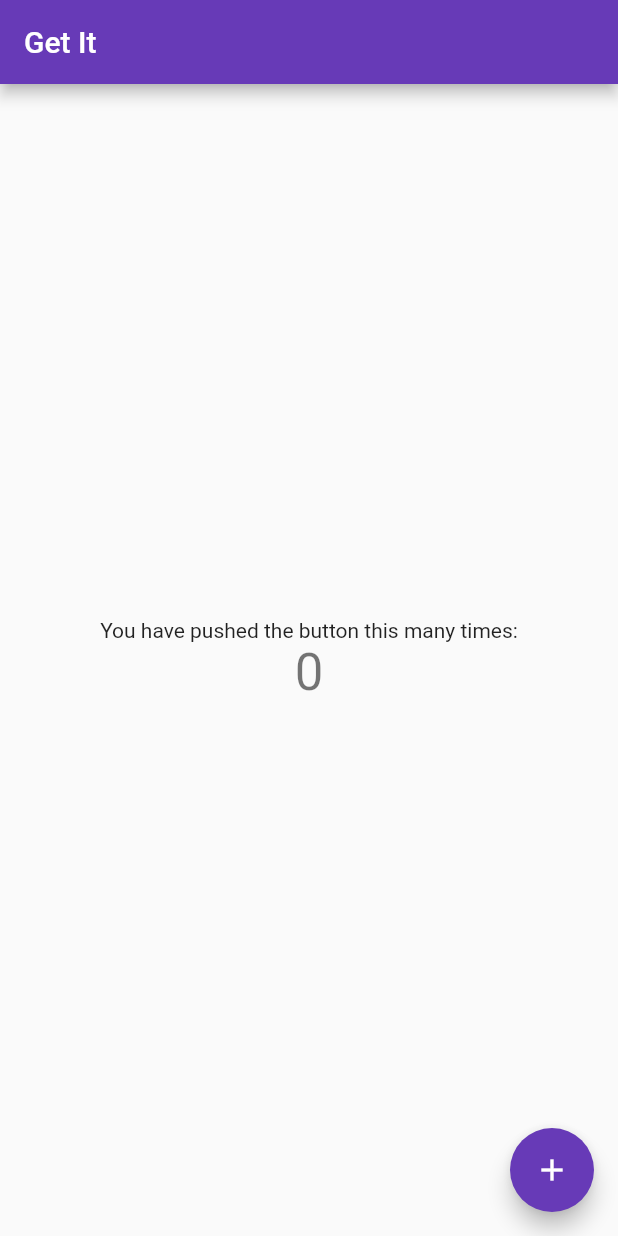
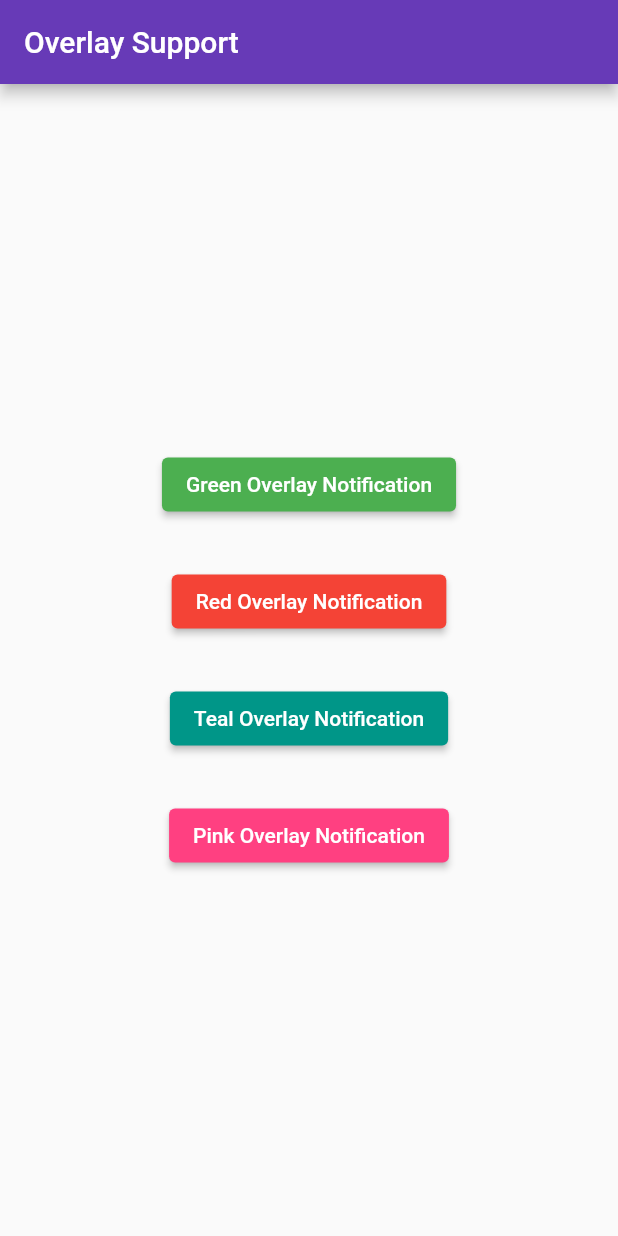
Before and after one commit to md-siam/package_of_the_day, a Flutter app: the screen it shows after launch, on a phone screen of 412 x 824 dp. Run offline on Flutter 3.47's test engine with Material 2 defaults, Android fonts, the phone set to English and light mode, and no system bars; drawn by our look-alikes of overlay_support; our stand-ins replace audio_video_progress_bar, audioplayers, avatar_glow, chewie, clay_containers, confetti and 37 more; missing offline and left inert: aurora, cube_transition_plus, day_night_switcher, day_night_time_picker, flutter_carousel_slider, flutter_settings_ui and 6 more.

Commit message:
overlay_support

```diff
--- /dev/null
+++ b/lib/60_overlay_support/overlay_support.dart
@@ -0,0 +1,84 @@
+import 'package:flutter/material.dart';
+import 'package:overlay_support/overlay_support.dart';
+
+import 'utils.dart';
+
+class MyOverlaySupport extends StatelessWidget {
+  const MyOverlaySupport({Key? key}) : super(key: key);
+
+  @override
+  Widget build(BuildContext context) {
+    return OverlaySupport(
+      child: MaterialApp(
+        title: 'Overlay Support',
+        debugShowCheckedModeBanner: false,
+        theme: ThemeData(primarySwatch: Colors.deepPurple),
+        home: const OverlaySupportHomePage(),
+      ),
+    );
+  }
+}
+
+class OverlaySupportHomePage extends StatelessWidget {
+  const OverlaySupportHomePage({Key? key}) : super(key: key);
+
+  @override
+  Widget build(BuildContext context) {
+    return Scaffold(
+      appBar: AppBar(title: const Text('Overlay Support')),
+      body: Center(
+        child: Column(
+          mainAxisAlignment: MainAxisAlignment.center,
+          children: [
+            ElevatedButton(
+                child: const Text('Green Overlay Notification'),
+                style: ElevatedButton.styleFrom(primary: Colors.green),
+                onPressed: () {
+                  Utils.showTopSnackBar(
+                    context,
+                    'Green Overlay Notification',
+                    Colors.green,
+                  );
+                }),
+            const SizedBox(height: 30),
+            ElevatedButton(
+              child: const Text('Red Overlay Notification'),
+              style: ElevatedButton.styleFrom(primary: Colors.red),
+              onPressed: () {
+                Utils.showTopSnackBar(
+                  context,
+                  'Red Overlay Notification',
+                  Colors.red,
+                );
+              },
+            ),
+            const SizedBox(height: 30),
+            ElevatedButton(
+              child: const Text('Teal Overlay Notification'),
+              style: ElevatedButton.styleFrom(primary: Colors.teal),
+              onPressed: () {
+                Utils.showTopSnackBar(
+                  context,
+                  'Teal Overlay Notification',
+                  Colors.teal,
+                );
+              },
+            ),
+            const SizedBox(height: 30),
+            ElevatedButton(
+              child: const Text('Pink Overlay Notification'),
+              style: ElevatedButton.styleFrom(primary: Colors.pinkAccent),
+              onPressed: () {
+                Utils.showTopSnackBar(
+                  context,
+                  'Pink Overlay Notification',
+                  Colors.pinkAccent,
+                );
+              },
+            ),
+          ],
+        ),
+      ),
+    );
+  }
+}
--- /dev/null
+++ b/lib/60_overlay_support/utils.dart
@@ -0,0 +1,15 @@
+import 'package:flutter/material.dart';
+import 'package:overlay_support/overlay_support.dart';
+
+class Utils {
+  static void showTopSnackBar(
+    BuildContext context,
+    String message,
+    Color color,
+  ) =>
+      showSimpleNotification(
+        const Text('Notification!!'),
+        subtitle: Text(message),
+        background: color,
+      );
+}
--- a/lib/main.dart
+++ b/lib/main.dart
@@ -78,7 +78,8 @@ class MyApp extends StatelessWidget {
       //home: const MyHorizontalDataTable(),
       //home: const MyConfetti(),
       //home: const MyChewie(),
-      home: const MyGetIt(),
+      //home: const MyGetIt(),
+      home: const MyOverlaySupport(),
     );
   }
 }
--- a/lib/routes.dart
+++ b/lib/routes.dart
@@ -64,3 +64,4 @@ export '56_horizontal_data_table/horizontal_data_table.dart';
 export '57_confetti/confetti.dart';
 export '58_chewie/chewie.dart';
 export '59_get_it/get_it.dart';
+export '60_overlay_support/overlay_support.dart';
--- a/pubspec.yaml
+++ b/pubspec.yaml
@@ -143,6 +143,8 @@ dependencies:
   chewie: ^1.3.2
   # For using global ServiceLocator
   get_it: ^7.2.0
+  # For In-App notification/snackbar
+  overlay_support: ^1.2.1
 
 dev_dependencies:
   # The "flutter_lints" package below contains a set of recommended lints to
```
Also changed, not shown: pubspec.lock, 2 other files.
